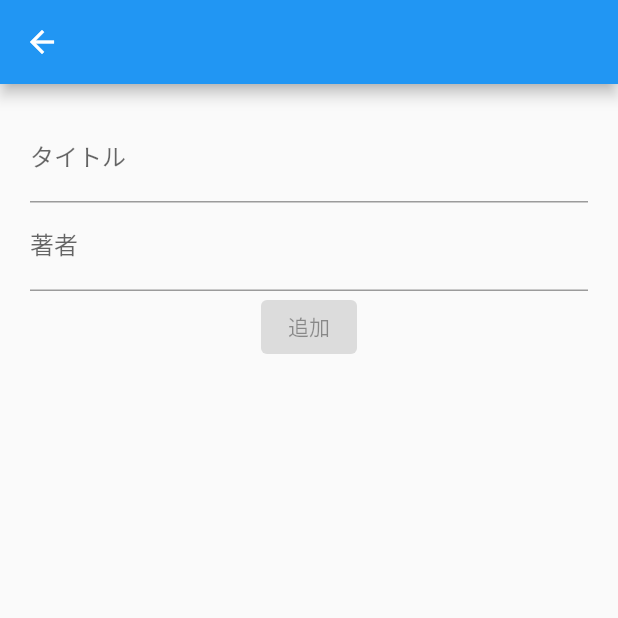
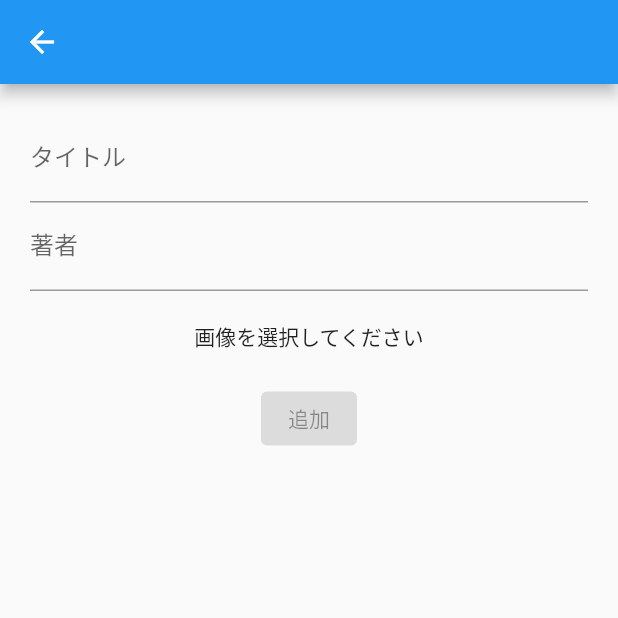
Before and after one commit to fen0268/HiveBookList, a Flutter app: the AddBookPage screen opened directly, on a phone screen of 412 x 824 dp, the top half of it. Run offline on Flutter 3.47's test engine with Material 2 defaults, Android fonts, the phone set to English and light mode, and no system bars; our stand-ins replace flutter_slidable, hive, hive_flutter, image_picker; accounts and stored records are empty.

Commit message:
画像選択まで実装

```diff
--- a/lib/domain/book.dart
+++ b/lib/domain/book.dart
@@ -1,3 +1,5 @@
+import 'dart:io';
+
 import 'package:hive_flutter/adapters.dart';
 
 part 'book.g.dart';
@@ -7,6 +9,7 @@ class Book extends HiveObject {
   Book({
     required this.title,
     required this.author,
+    required this.image,
   });
 
   @HiveField(0)
@@ -14,4 +17,8 @@ class Book extends HiveObject {
 
   @HiveField(1)
   String author;
+
+  ///型はFileであってるのか
+  @HiveField(2)
+  File image;
 }
--- a/lib/presentation/add_book/add_book_page.dart
+++ b/lib/presentation/add_book/add_book_page.dart
@@ -15,7 +15,7 @@ class AddBookPage extends StatelessWidget {
     return ChangeNotifierProvider<AddBookModel>(
       create: (_) => AddBookModel(bookRepository),
       child: Consumer<AddBookModel>(
-        builder: (_, model, __) {
+        builder: (context, model, child) {
           return Scaffold(
             appBar: AppBar(),
             body: SingleChildScrollView(
@@ -57,15 +57,26 @@ class AddBookPage extends StatelessWidget {
                         return null;
                       },
                     ),
+                    Padding(
+                      padding: const EdgeInsets.all(20),
+                      child: GestureDetector(
+                        child: model.image == null
+                            ? const Text('画像を選択してください')
+                            : Image.file(model.image!),
+                        onTap: () async {
+                          await model.getImageFromGallery();
+                        },
+                      ),
+                    ),
                     ElevatedButton(
                       onPressed: model.isOnPressed
                           ? () {
-                              model.add();
+                              model.add(image: model.image!);
                               Navigator.of(context).pop();
                             }
                           : null,
                       child: const Text('追加'),
-                    )
+                    ),
                   ],
                 ),
               ),
--- a/lib/presentation/book_list/book_list_page.dart
+++ b/lib/presentation/book_list/book_list_page.dart
@@ -57,6 +57,7 @@ class BookListPage extends StatelessWidget {
                           ),
                         ]),
                         child: ListTile(
+                          leading: Image.file(book.image),
                           title: Text(book.title),
                           subtitle: Text(book.author),
                         ),
--- a/pubspec.yaml
+++ b/pubspec.yaml
@@ -14,6 +14,7 @@ dependencies:
   hive_flutter: ^1.1.0
   uuid: ^3.0.6
   flutter_slidable: ^1.2.0
+  image_picker: ^0.8.5+3
 
 dev_dependencies:
   flutter_test:
```
Also changed, not shown: lib/presentation/add_book/add_book_model.dart (+21 -3 lines), lib/repository/books_repository.dart (+13 -3 lines), lib/domain/book.g.dart, pubspec.lock, 2 other files.
